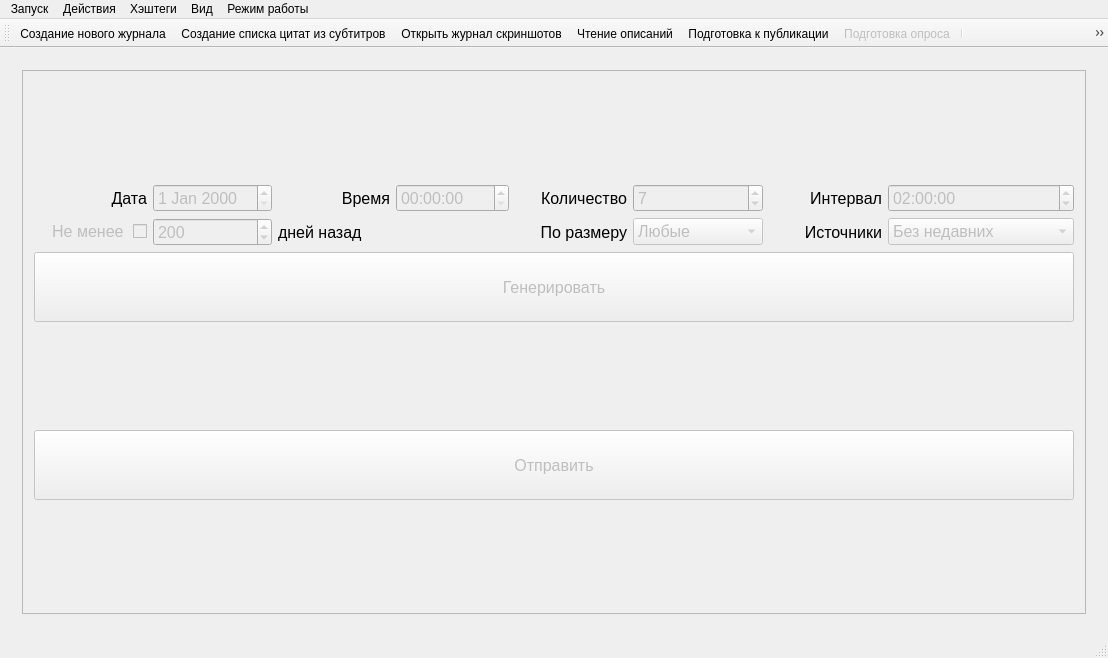
Old version of the form mainwindow.ui in the repository cool-palace/Screenshot-Manager.
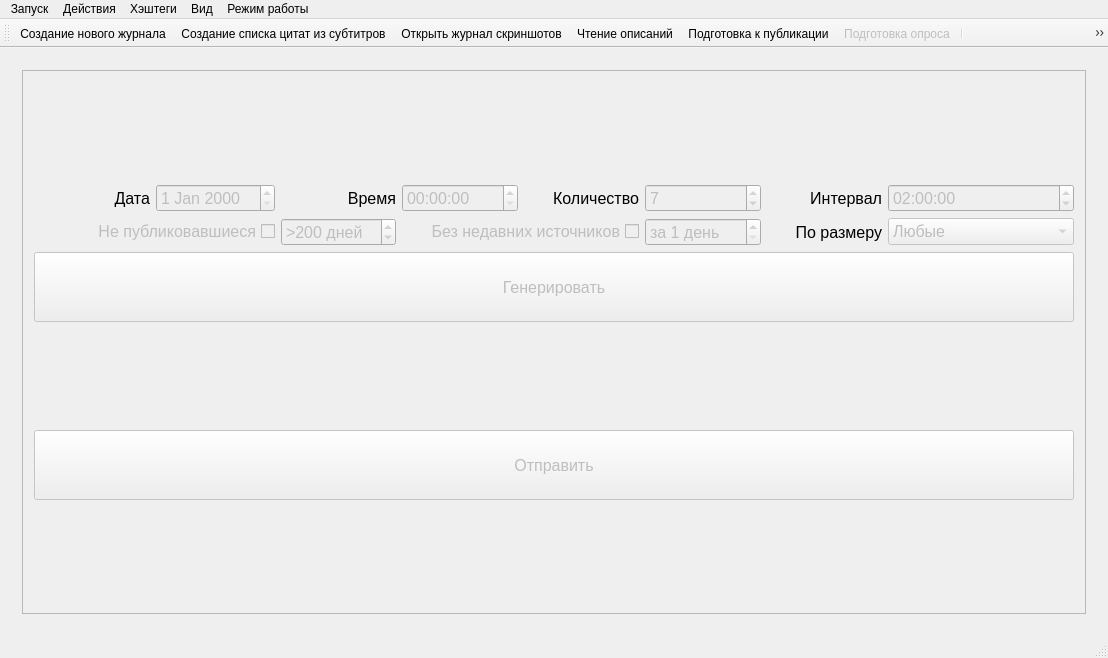
New version of the form. The open tabs and pages were chosen to show the change. Icons and pictures are not drawn.

```diff
--- a/mainwindow.ui
+++ b/mainwindow.ui
@@ -441,8 +441,8 @@
             <rect>
              <x>0</x>
              <y>0</y>
-             <width>1062</width>
-             <height>517</height>
+             <width>1108</width>
+             <height>500</height>
             </rect>
            </property>
            <layout class="QGridLayout" name="gridLayout_7">
@@ -500,82 +500,6 @@
             </item>
             <item row="0" column="0">
              <layout class="QGridLayout" name="gridLayout_8">
-              <item row="4" column="5">
-               <widget class="QComboBox" name="size_limit">
-                <property name="enabled">
-                 <bool>false</bool>
-                </property>
-                <property name="font">
-                 <font>
-                  <pointsize>12</pointsize>
-                 </font>
-                </property>
-                <property name="layoutDirection">
-                 <enum>Qt::LeftToRight</enum>
-                </property>
-                <item>
-                 <property name="text">
-                  <string>Любые</string>
-                 </property>
-                </item>
-                <item>
-                 <property name="text">
-                  <string>Один кадр</string>
-                 </property>
-                </item>
-                <item>
-                 <property name="text">
-                  <string>Много кадров</string>
-                 </property>
-                </item>
-               </widget>
-              </item>
-              <item row="4" column="7">
-               <widget class="QComboBox" name="series_limit">
-                <property name="enabled">
-                 <bool>false</bool>
-                </property>
-                <property name="font">
-                 <font>
-                  <pointsize>12</pointsize>
-                 </font>
-                </property>
-                <property name="currentIndex">
-                 <number>1</number>
-                </property>
-                <item>
-                 <property name="text">
-                  <string>Любые</string>
-                 </property>
-                </item>
-                <item>
-                 <property name="text">
-                  <string>Без недавних</string>
-                 </property>
-                </item>
-               </widget>
-              </item>
-              <item row="4" column="1">
-               <widget class="QSpinBox" name="last_used_days">
-                <property name="enabled">
-                 <bool>false</bool>
-                </property>
-                <property name="font">
-                 <font>
-                  <pointsize>12</pointsize>
-                 </font>
-                </property>
-                <property name="maximum">
-                 <number>1000</number>
-                </property>
-                <property name="singleStep">
-                 <number>10</number>
-                </property>
-                <property name="value">
-                 <number>200</number>
-                </property>
-               </widget>
-              </item>
               <item row="1" column="1">
                <widget class="QDateEdit" name="date">
                 <property name="enabled">
@@ -588,21 +512,6 @@
                 </property>
                </widget>
               </item>
-              <item row="4" column="6">
-               <widget class="QLabel" name="label_9">
-                <property name="font">
-                 <font>
-                  <pointsize>12</pointsize>
-                 </font>
-                </property>
-                <property name="text">
-                 <string>Источники</string>
-                </property>
-                <property name="alignment">
-                 <set>Qt::AlignRight|Qt::AlignTrailing|Qt::AlignVCenter</set>
-                </property>
-               </widget>
-              </item>
               <item row="1" column="3">
                <widget class="QTimeEdit" name="time">
                 <property name="enabled">
@@ -615,24 +524,6 @@
                 </property>
                </widget>
               </item>
-              <item row="4" column="0">
-               <widget class="QCheckBox" name="last_used_limit">
-                <property name="enabled">
-                 <bool>false</bool>
-                </property>
-                <property name="font">
-                 <font>
-                  <pointsize>12</pointsize>
-                 </font>
-                </property>
-                <property name="layoutDirection">
-                 <enum>Qt::RightToLeft</enum>
-                </property>
-                <property name="text">
-                 <string>Не менее </string>
-                </property>
-               </widget>
-              </item>
               <item row="1" column="4">
                <widget class="QLabel" name="label_3">
                 <property name="font">
@@ -685,18 +576,6 @@
                 </property>
                </widget>
               </item>
-              <item row="4" column="2">
-               <widget class="QLabel" name="label_5">
-                <property name="font">
-                 <font>
-                  <pointsize>12</pointsize>
-                 </font>
-                </property>
-                <property name="text">
-                 <string>дней назад</string>
-                </property>
-               </widget>
-              </item>
               <item row="1" column="5">
                <widget class="QSpinBox" name="quantity">
                 <property name="enabled">
@@ -718,21 +597,6 @@
                 </property>
                </widget>
               </item>
-              <item row="4" column="4">
-               <widget class="QLabel" name="label_6">
-                <property name="font">
-                 <font>
-                  <pointsize>12</pointsize>
-                 </font>
-                </property>
-                <property name="text">
-                 <string>По размеру</string>
-                </property>
-                <property name="alignment">
-                 <set>Qt::AlignRight|Qt::AlignTrailing|Qt::AlignVCenter</set>
-                </property>
-               </widget>
-              </item>
               <item row="1" column="6">
                <widget class="QLabel" name="label_interval">
                 <property name="font">
@@ -866,6 +730,144 @@
                 </widget>
                </widget>
               </item>
+              <item row="4" column="7">
+               <widget class="QComboBox" name="size_limit">
+                <property name="enabled">
+                 <bool>false</bool>
+                </property>
+                <property name="font">
+                 <font>
+                  <pointsize>12</pointsize>
+                 </font>
+                </property>
+                <property name="layoutDirection">
+                 <enum>Qt::LeftToRight</enum>
+                </property>
+                <item>
+                 <property name="text">
+                  <string>Любые</string>
+                 </property>
+                </item>
+                <item>
+                 <property name="text">
+                  <string>Один кадр</string>
+                 </property>
+                </item>
+                <item>
+                 <property name="text">
+                  <string>Много кадров</string>
+                 </property>
+                </item>
+               </widget>
+              </item>
+              <item row="4" column="6">
+               <widget class="QLabel" name="label_6">
+                <property name="font">
+                 <font>
+                  <pointsize>12</pointsize>
+                 </font>
+                </property>
+                <property name="text">
+                 <string>По размеру</string>
+                </property>
+                <property name="alignment">
+                 <set>Qt::AlignRight|Qt::AlignTrailing|Qt::AlignVCenter</set>
+                </property>
+               </widget>
+              </item>
+              <item row="4" column="5">
+               <widget class="QSpinBox" name="series_limit_days">
+                <property name="enabled">
+                 <bool>false</bool>
+                </property>
+                <property name="font">
+                 <font>
+                  <pointsize>12</pointsize>
+                 </font>
+                </property>
+                <property name="suffix">
+                 <string> день</string>
+                </property>
+                <property name="prefix">
+                 <string>за </string>
+                </property>
+                <property name="minimum">
+                 <number>1</number>
+                </property>
+                <property name="maximum">
+                 <number>30</number>
+                </property>
+               </widget>
+              </item>
+              <item row="4" column="0" colspan="2">
+               <widget class="QCheckBox" name="last_used_limit">
+                <property name="enabled">
+                 <bool>false</bool>
+                </property>
+                <property name="font">
+                 <font>
+                  <pointsize>12</pointsize>
+                 </font>
+                </property>
+                <property name="layoutDirection">
+                 <enum>Qt::RightToLeft</enum>
+                </property>
+                <property name="text">
+                 <string>Не публиковавшиеся</string>
+                </property>
+                <property name="checked">
+                 <bool>false</bool>
+                </property>
+               </widget>
+              </item>
+              <item row="4" column="2">
+               <widget class="QSpinBox" name="last_used_days">
+                <property name="enabled">
+                 <bool>false</bool>
+                </property>
+                <property name="font">
+                 <font>
+                  <pointsize>12</pointsize>
+                 </font>
+                </property>
+                <property name="suffix">
+                 <string> дней</string>
+                </property>
+                <property name="prefix">
+                 <string>&gt;</string>
+                </property>
+                <property name="maximum">
+                 <number>1000</number>
+                </property>
+                <property name="singleStep">
+                 <number>10</number>
+                </property>
+                <property name="value">
+                 <number>200</number>
+                </property>
+               </widget>
+              </item>
+              <item row="4" column="3" colspan="2">
+               <widget class="QCheckBox" name="series_limit">
+                <property name="enabled">
+                 <bool>false</bool>
+                </property>
+                <property name="font">
+                 <font>
+                  <pointsize>12</pointsize>
+                 </font>
+                </property>
+                <property name="layoutDirection">
+                 <enum>Qt::RightToLeft</enum>
+                </property>
+                <property name="text">
+                 <string>Без недавних источников</string>
+                </property>
+                <property name="checked">
+                 <bool>false</bool>
+                </property>
+               </widget>
+              </item>
              </layout>
             </item>
            </layout>
```
Left out of the diff: 6 changed lines with no effect on the pictures.
